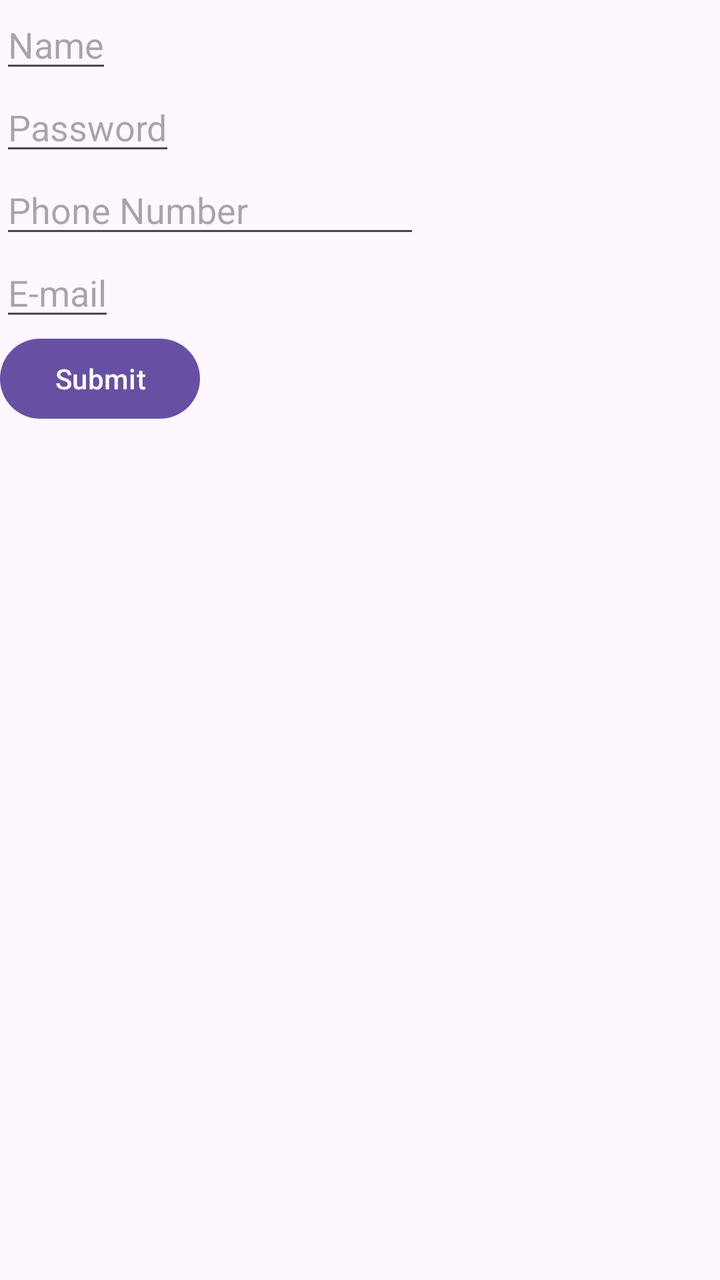
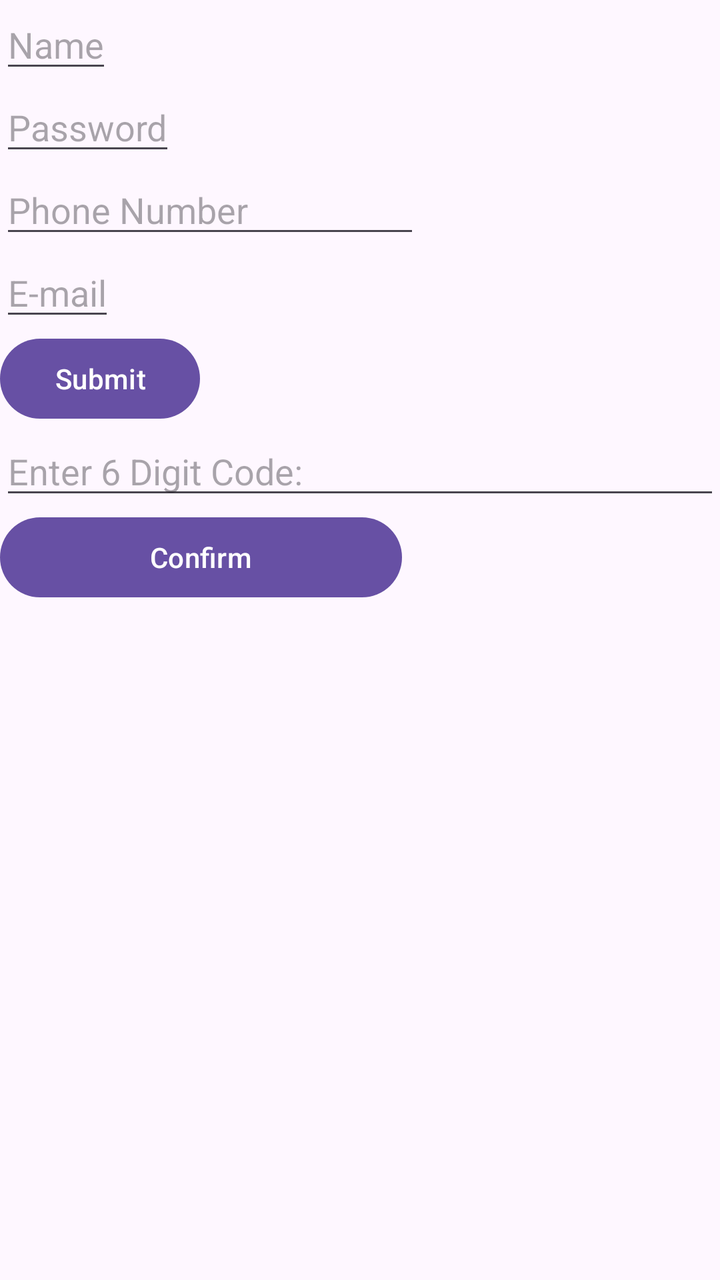

Screens rendered from an Android XML layout before and after an edit, with the pre-edit source and the edit as a unified diff.
<!-- AndroidManifest.xml: application theme Theme.UC_Lab2_Q2 -->
<!-- res/layout/activity_main.xml -->
<?xml version="1.0" encoding="utf-8"?>
<LinearLayout xmlns:android="http://schemas.android.com/apk/res/android"
    xmlns:app="http://schemas.android.com/apk/res-auto"
    xmlns:tools="http://schemas.android.com/tools"
    android:id="@+id/main"
    android:layout_width="match_parent"
    android:layout_height="match_parent"
    android:orientation="vertical"
    tools:context=".MainActivity">

    <EditText
        android:id="@+id/name"
        android:layout_width="wrap_content"
        android:layout_height="wrap_content"
        android:hint="Name"
        android:inputType="text"
        android:maxLines="1" />

    <EditText
        android:id="@+id/pass"
        android:layout_width="wrap_content"
        android:layout_height="wrap_content"
        android:hint="Password"
        android:inputType="textPassword"
        android:maxLines="1" />

    <EditText
        android:id="@+id/phone"
        android:layout_width="wrap_content"
        android:layout_height="wrap_content"
        android:hint="Phone Number"
        android:ems="10"
        android:inputType="phone" />

    <EditText
        android:id="@+id/email"
        android:layout_width="wrap_content"
        android:layout_height="wrap_content"
        android:hint="E-mail"
        android:inputType="textEmailAddress" />

    <Button
        android:id="@+id/button"
        android:layout_width="100dp"
        android:layout_height="wrap_content"
        android:text="Submit"
        android:onClick="submit"/>


</LinearLayout>
<!-- resources referenced by this layout -->
<resources>
  <style name="Theme.UC_Lab2_Q2" parent="Base.Theme.UC_Lab2_Q2" />
  <style name="Base.Theme.UC_Lab2_Q2" parent="Theme.Material3.DayNight.NoActionBar">
          
          
      </style>
</resources>

<!-- the commit's change to res/layout/activity_main.xml (unified diff, before → after) -->
@@ -45,6 +45,20 @@
         android:layout_height="wrap_content"
         android:text="Submit"
         android:onClick="submit"/>
+    <EditText
+        android:id="@+id/code"
+        android:layout_width="match_parent"
+        android:layout_height="wrap_content"
+        android:ems="10"
+        android:inputType="text"
+        android:hint="Enter 6 Digit Code:" />
+
+    <Button
+        android:id="@+id/confirm"
+        android:onClick="confirme"
+        android:layout_width="201dp"
+        android:layout_height="wrap_content"
+        android:text="Confirm" />
 
 
 </LinearLayout>
